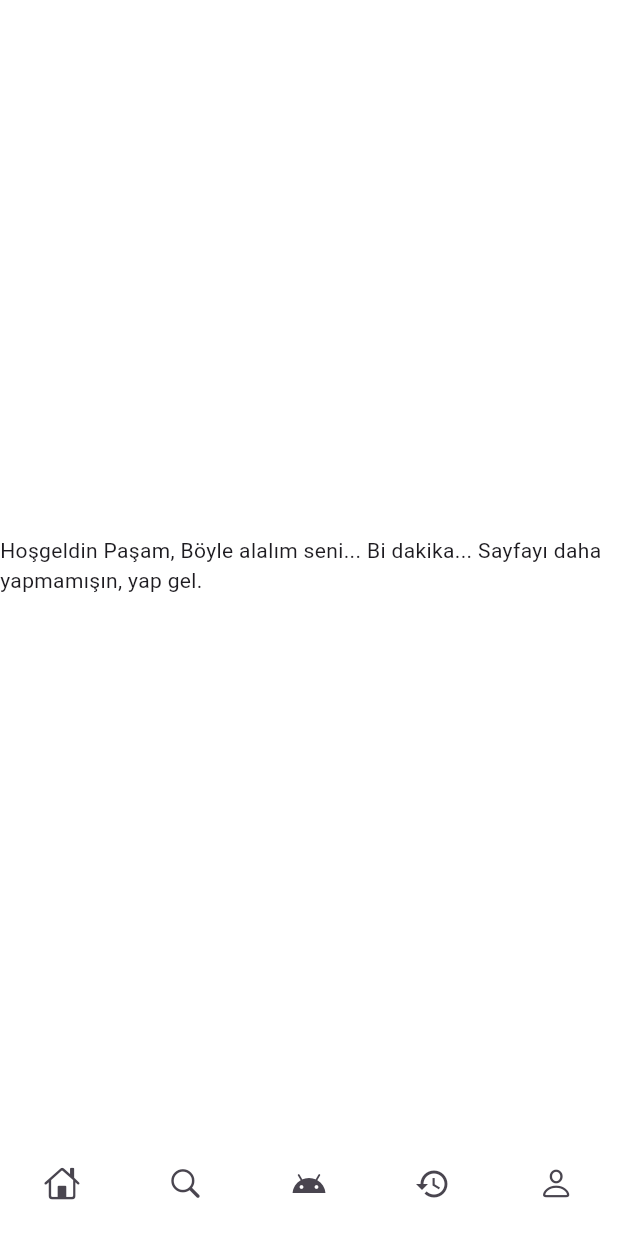
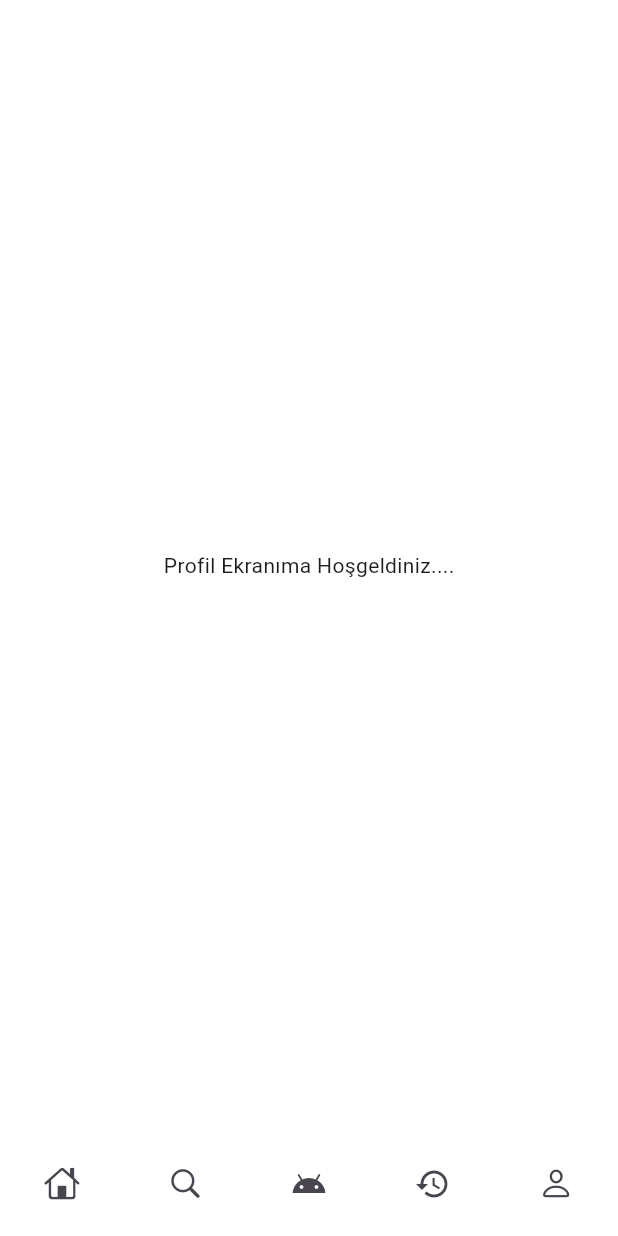
Before and after one commit to mertcelikt/xenlauncher, a Flutter app: the ProfileScreen screen opened by its route, on a phone screen of 412 x 824 dp. Run offline on Flutter 3.47's test engine with Material 3 defaults, Android fonts, the phone set to English and light mode, and no system bars; our stand-ins replace go_router, lottie; missing offline and left inert: dotlottie_loader.

Commit message:
bazı yerler değiştirildi

```diff
--- a/lib/core/routes.dart
+++ b/lib/core/routes.dart
@@ -2,9 +2,15 @@
 
 import 'package:flutter/material.dart';
 import 'package:go_router/go_router.dart';
+import 'package:xenolauncher/screens/history_screen.dart';
+import 'package:xenolauncher/screens/search_screen.dart';
+import 'package:xenolauncher/screens/voice_screen.dart';
 import '../screens/loading_screen.dart';
 import '../screens/home_screen.dart';
 import '../screens/profile_screen.dart';
+import '../screens/voice_screen.dart';
+
+
 
 
 // Router yapılandırması
@@ -23,6 +29,19 @@ final router = GoRouter(
       path: '/profile',
       builder: (context, state) => const ProfileScreen(),
     ),
+    GoRoute (
+      path:'/voice',
+      builder: (context, state) => const VoiceScreen(),
+    ),
+     GoRoute (
+      path:'/search',
+      builder: (context, state) => const SearchScreen(),
+    ),
+    GoRoute (
+      path:'/history',
+      builder: (context, state) => const HistoryScreen(),
+    ),
+
 
   ],
 );
--- a/lib/screens/profile_screen.dart
+++ b/lib/screens/profile_screen.dart
@@ -12,7 +12,7 @@ class ProfileScreen extends StatelessWidget {
       backgroundColor: arkaplanRenkim, // .fromARGB(255, 35, 47, 59),
 
       body: Center(
-        child: Text("Hoşgeldin Paşam, Böyle alalım seni... Bi dakika... Sayfayı daha yapmamışın, yap gel."),
+        child: Text("Profil Ekranıma Hoşgeldiniz...."),
       ),
       bottomNavigationBar: BottomMenu(),
     );
```
Also changed, not shown: lib/screens/history_screen.dart (added, +21 -0 lines), lib/screens/home_screen.dart (+62 -1 lines), lib/screens/search_screen.dart (added, +18 -0 lines), lib/screens/voice_screen.dart (added, +20 -0 lines).
